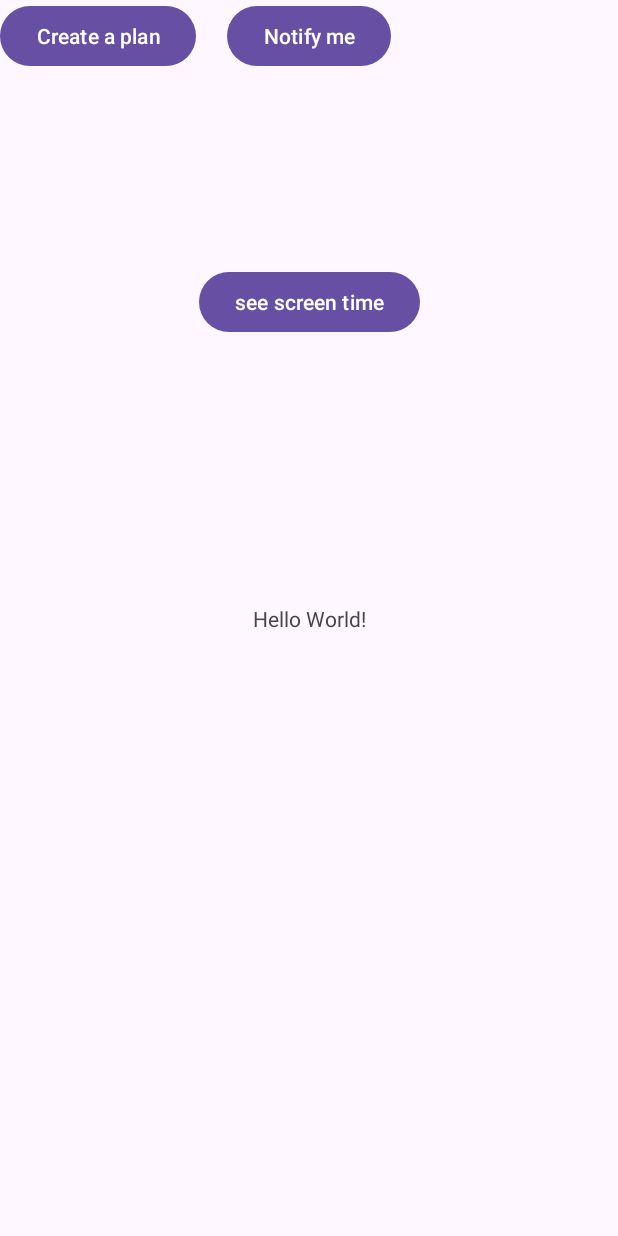
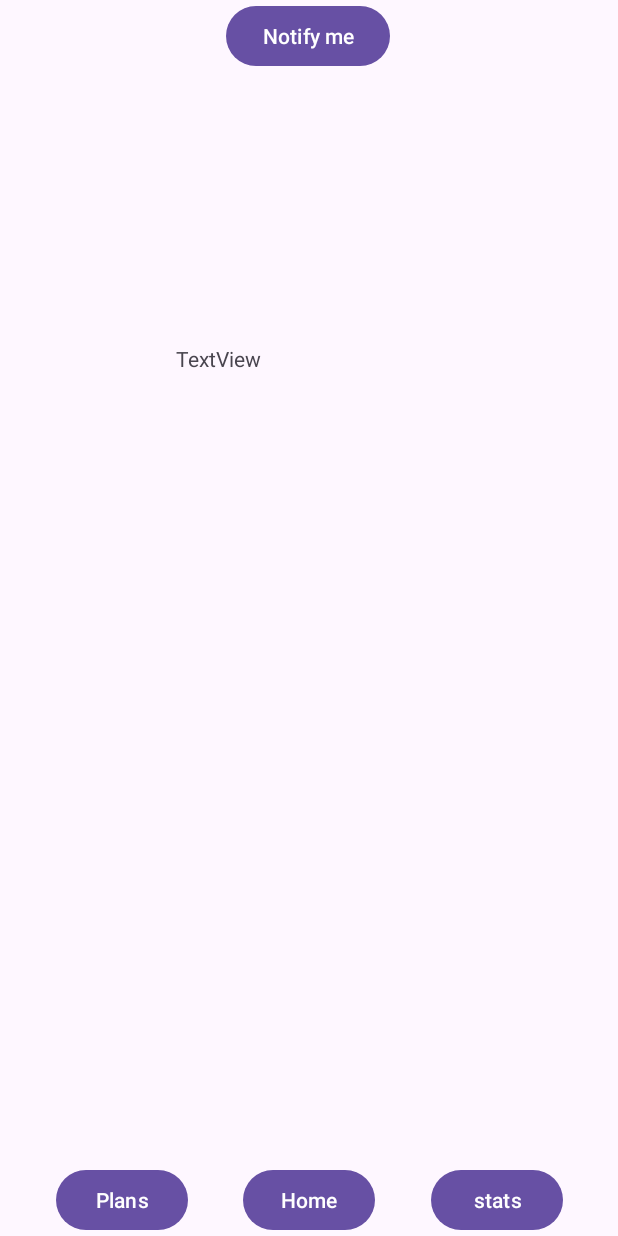
Before and after one commit to zhanjz22/AddictionFighter2, an Android app: the screen it shows after launch (MainActivity), on a phone screen of 412 x 824 dp. Run offline under Robolectric (Android 15) with nearby library versions, the phone set to English and light mode, and no system bars.

Commit message:
home page, looks phenomenal

```diff
--- a/app/src/main/res/layout/activity_main.xml
+++ b/app/src/main/res/layout/activity_main.xml
@@ -6,42 +6,53 @@
     android:layout_height="match_parent"
     tools:context=".MainActivity">
 
-    <TextView
-        android:id="@+id/textView"
-        android:layout_width="wrap_content"
-        android:layout_height="wrap_content"
-        android:text="Hello World!"
-        app:layout_constraintBottom_toBottomOf="parent"
-        app:layout_constraintEnd_toEndOf="parent"
-        app:layout_constraintStart_toStartOf="parent"
-        app:layout_constraintTop_toTopOf="parent" />
-
     <Button
         android:id="@+id/button_usage_stats"
         android:layout_width="wrap_content"
         android:layout_height="wrap_content"
-        android:text="see screen time"
-        app:layout_constraintBottom_toTopOf="@+id/textView"
+        android:text="stats"
+        app:layout_constraintBottom_toBottomOf="parent"
         app:layout_constraintEnd_toEndOf="parent"
-        app:layout_constraintStart_toStartOf="parent"
-        app:layout_constraintTop_toTopOf="parent" />
+        app:layout_constraintStart_toEndOf="@+id/button_home" />
 
     <Button
         android:id="@+id/button_notify"
         android:layout_width="wrap_content"
         android:layout_height="wrap_content"
         android:text="Notify me"
+        app:layout_constraintEnd_toEndOf="parent"
+        app:layout_constraintHorizontal_bias="0.498"
+        app:layout_constraintStart_toStartOf="parent"
         app:layout_constraintTop_toBottomOf="@+id/button_usage_stats"
-        app:layout_constraintEnd_toEndOf="parent"
-        app:layout_constraintStart_toStartOf="parent"
         app:layout_constraintTop_toTopOf="parent" />
 
     <Button
         android:id="@+id/button_plan"
         android:layout_width="wrap_content"
         android:layout_height="wrap_content"
-        android:text="Create a plan"
-        tools:layout_editor_absoluteX="161dp"
-        tools:layout_editor_absoluteY="284dp" />
+        android:text="Plans"
+        app:layout_constraintBottom_toBottomOf="parent"
+        app:layout_constraintEnd_toStartOf="@+id/button_home"
+        app:layout_constraintStart_toStartOf="parent" />
+
+    <TextView
+        android:id="@+id/motivation"
+        android:layout_width="178dp"
+        android:layout_height="110dp"
+        android:layout_marginBottom="256dp"
+        android:text="TextView"
+        app:layout_constraintBottom_toTopOf="@+id/button_usage_stats"
+        app:layout_constraintEnd_toEndOf="parent"
+        app:layout_constraintStart_toStartOf="parent"
+        app:layout_constraintTop_toBottomOf="@+id/button_notify" />
+
+    <Button
+        android:id="@+id/button_home"
+        android:layout_width="wrap_content"
+        android:layout_height="wrap_content"
+        android:text="Home"
+        app:layout_constraintBottom_toBottomOf="parent"
+        app:layout_constraintEnd_toStartOf="@+id/button_usage_stats"
+        app:layout_constraintStart_toEndOf="@+id/button_plan" />
 
 </androidx.constraintlayout.widget.ConstraintLayout>
```
